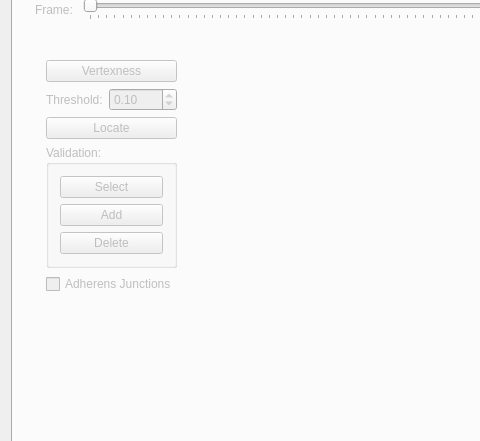
The window that GUI/NewGUI/tttmainwindow.ui (morganrcu/TTT) describes before a commit, drawn with Qt 5; both pictures show x 0 to 480 and y 108 to 549 of the 1024 by 769 pixel window.
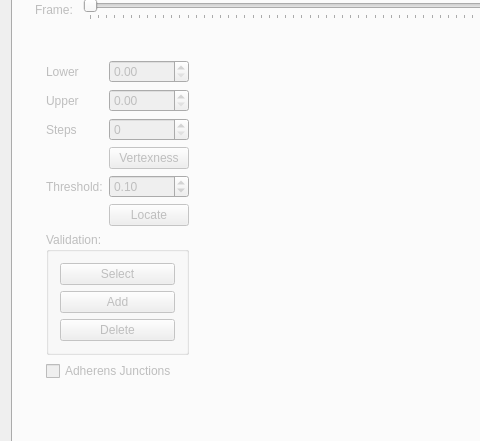
The same window after the commit. The open tabs and pages were chosen to show the change. Icons and pictures are not drawn. Custom widgets are drawn as their Qt base class.

```diff
--- a/GUI/NewGUI/tttmainwindow.ui
+++ b/GUI/NewGUI/tttmainwindow.ui
@@ -668,7 +668,7 @@
               <property name="fieldGrowthPolicy">
                <enum>QFormLayout::AllNonFixedFieldsGrow</enum>
               </property>
-              <item row="1" column="0">
+              <item row="5" column="0">
                <widget class="QLabel" name="vertexThresholdLabel">
                 <property name="sizePolicy">
                  <sizepolicy hsizetype="Minimum" vsizetype="Preferred">
@@ -681,7 +681,7 @@
                 </property>
                </widget>
               </item>
-              <item row="1" column="1">
+              <item row="5" column="1">
                <widget class="QDoubleSpinBox" name="vertexThresholdSpinBox">
                 <property name="maximum">
                  <double>1.000000000000000</double>
@@ -694,14 +694,58 @@
                 </property>
                </widget>
               </item>
-              <item row="2" column="0" colspan="2">
+              <item row="8" column="0" colspan="2">
+               <widget class="QCheckBox" name="showAdhrensJunctionsAtVertexLocationsCBox">
+                <property name="text">
+                 <string>Adherens Junctions</string>
+                </property>
+               </widget>
+              </item>
+              <item row="2" column="1">
+               <widget class="QDoubleSpinBox" name="upperVertexnessScaleSpinBox"/>
+              </item>
+              <item row="0" column="0">
+               <widget class="QLabel" name="label_2">
+                <property name="text">
+                 <string>Lower</string>
+                </property>
+               </widget>
+              </item>
+              <item row="3" column="1">
+               <widget class="QSpinBox" name="stepsVertexnessSpinBox"/>
+              </item>
+              <item row="3" column="0">
+               <widget class="QLabel" name="label_12">
+                <property name="text">
+                 <string>Steps</string>
+                </property>
+               </widget>
+              </item>
+              <item row="0" column="1">
+               <widget class="QDoubleSpinBox" name="lowerVertexnessScaleSpinBox"/>
+              </item>
+              <item row="2" column="0">
+               <widget class="QLabel" name="label_3">
+                <property name="text">
+                 <string>Upper</string>
+                </property>
+               </widget>
+              </item>
+              <item row="4" column="1">
+               <widget class="QPushButton" name="vertexnessButton">
+                <property name="text">
+                 <string>Vertexness</string>
+                </property>
+               </widget>
+              </item>
+              <item row="6" column="1">
                <widget class="QPushButton" name="vertexLocationButton">
                 <property name="text">
                  <string>Locate</string>
                 </property>
                </widget>
               </item>
-              <item row="3" column="0" colspan="2">
+              <item row="7" column="0" colspan="2">
                <widget class="QGroupBox" name="vertexValidationGroupBox">
                 <property name="sizePolicy">
                  <sizepolicy hsizetype="Minimum" vsizetype="Preferred">
@@ -740,20 +784,6 @@
                 </layout>
                </widget>
               </item>
-              <item row="0" column="0" colspan="2">
-               <widget class="QPushButton" name="vertexnessButton">
-                <property name="text">
-                 <string>Vertexness</string>
-                </property>
-               </widget>
-              </item>
-              <item row="4" column="0" colspan="2">
-               <widget class="QCheckBox" name="showAdhrensJunctionsAtVertexLocationsCBox">
-                <property name="text">
-                 <string>Adherens Junctions</string>
-                </property>
-               </widget>
-              </item>
              </layout>
             </widget>
            </item>
```
